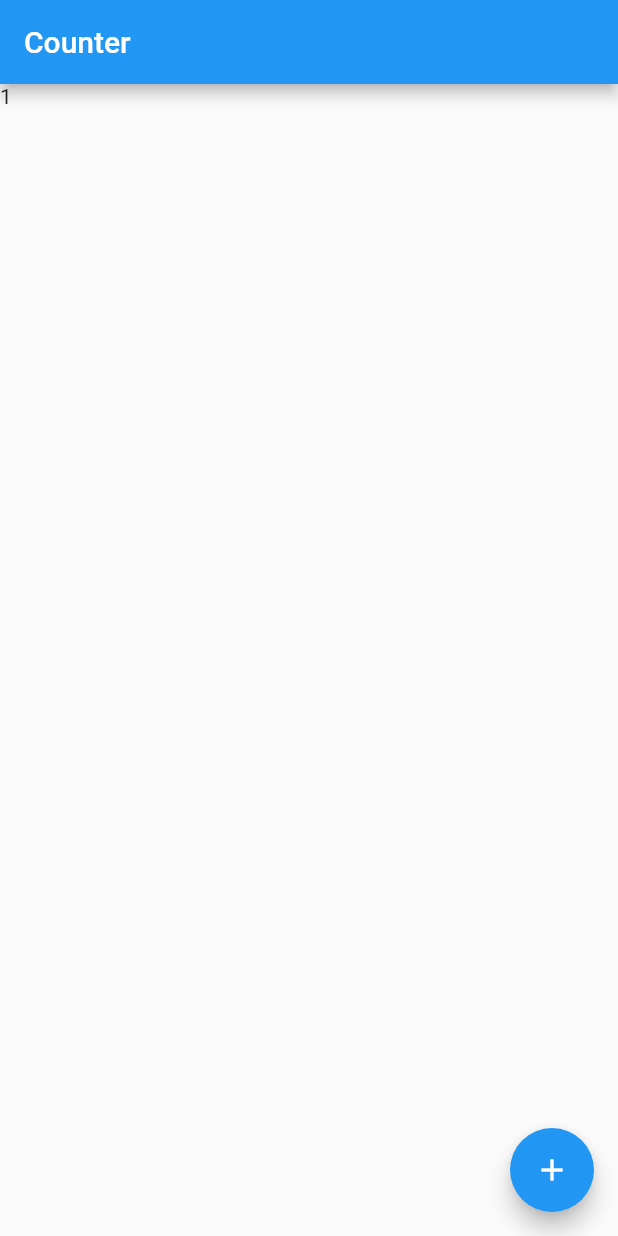
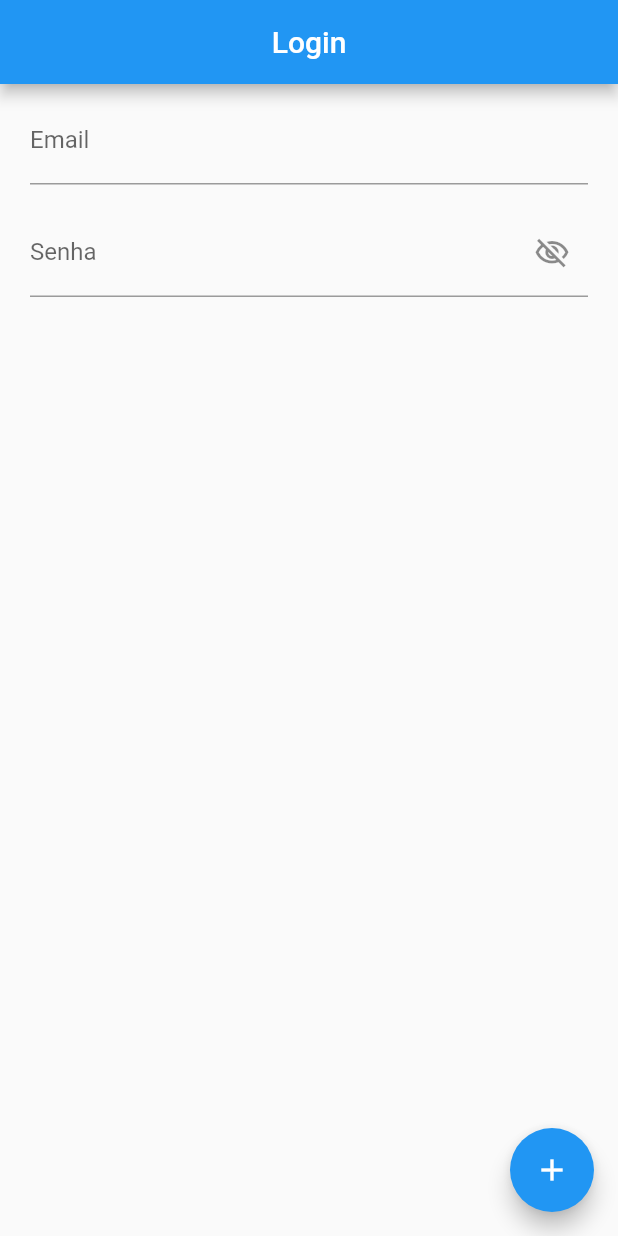
Before and after one commit to Luizdre/flutterSolidTraining, a Flutter app: the screen it shows after launch, after a tap on the "add" icon, on a phone screen of 412 x 824 dp. Run offline on Flutter 3.47's test engine with Material 2 defaults, Android fonts, the phone set to English and light mode, and no system bars; our stand-ins replace flutter_mobx, flutter_modular, mobx; generated files the repository leaves out were written again.

Commit message:
Alteraçoes realizadas

```diff
--- a/lib/app/domain/usecases/login_usecase.dart
+++ b/lib/app/domain/usecases/login_usecase.dart
@@ -27,8 +27,8 @@ class LoginUsecase implements ILoginUsecase {
 }
 
 class CredentialsParams {
-  final String email;
-  final String password;
+  String email;
+  String password;
 
   CredentialsParams({required this.email, required this.password});
 }
--- a/lib/app/modules/auth/auth_module.dart
+++ b/lib/app/modules/auth/auth_module.dart
@@ -6,7 +6,7 @@ import 'auth_page.dart';
 class AuthModule extends Module {
   @override
   final List<Bind> binds = [
-    Bind.lazySingleton((i) => AuthStore()),
+    Bind.lazySingleton((i) => AuthStore(i.get())),
   ];
 
   @override
--- a/lib/app/modules/auth/auth_page.dart
+++ b/lib/app/modules/auth/auth_page.dart
@@ -1,6 +1,7 @@
 import 'package:flutter/material.dart';
 import 'package:flutter_mobx/flutter_mobx.dart';
 import 'package:flutter_modular/flutter_modular.dart';
+import 'package:solid/app/domain/usecases/login_usecase.dart';
 import 'package:solid/app/modules/auth/auth_store.dart';
 
 class AuthPage extends StatefulWidget {
@@ -16,15 +17,38 @@ class _AuthPageState extends ModularState<AuthPage, AuthStore> {
   Widget build(BuildContext context) {
     return Scaffold(
       appBar: AppBar(
-        title: const Text('Counter'),
+        title: const Text('Login'),
+        centerTitle: true,
       ),
-      body: Observer(
-        builder: (context) => Text('${store.counter}'),
+      body: SingleChildScrollView(
+        child: Column(children: [
+          Padding(
+            padding: const EdgeInsets.fromLTRB(20, 8, 20, 8),
+            child: TextField(
+              decoration: const InputDecoration(
+                  hintText: 'exemplo@exemplo.com.br', labelText: 'Email'),
+              onChanged: (value) => store.params.email = value,
+            ),
+          ),
+          Padding(
+            padding: const EdgeInsets.fromLTRB(20, 8, 20, 8),
+            child: Observer(
+                builder: (_) => TextField(
+                      decoration: InputDecoration(
+                          labelText: 'Senha',
+                          suffixIcon: IconButton(
+                              onPressed: store.turnObscure,
+                              icon: Icon(store.obscured
+                                  ? Icons.remove_red_eye_outlined
+                                  : Icons.visibility_off_outlined))),
+                      obscureText: store.obscured,
+                      onChanged: (value) => store.params.password = value,
+                    )),
+          )
+        ]),
       ),
       floatingActionButton: FloatingActionButton(
-        onPressed: () {
-          store.increment();
-        },
+        onPressed: store.doLogin,
         child: const Icon(Icons.add),
       ),
     );
--- a/lib/app/modules/auth/auth_store.dart
+++ b/lib/app/modules/auth/auth_store.dart
@@ -1,14 +1,29 @@
 import 'package:mobx/mobx.dart';
+import 'package:solid/app/domain/entities/logged_user.dart';
+import 'package:solid/app/domain/usecases/login_usecase.dart';
 
 part 'auth_store.g.dart';
 
 class AuthStore = AuthStoreBase with _$AuthStore;
 
 abstract class AuthStoreBase with Store {
+  final LoginUsecase _loginUsecase;
+
+  AuthStoreBase(this._loginUsecase);
+
   @observable
-  int counter = 0;
+  CredentialsParams params = CredentialsParams(email: '', password: '');
 
-  Future<void> increment() async {
-    counter = counter + 1;
+  @observable
+  bool obscured = false;
+
+  Future<LoggedUser> doLogin() async {
+    LoggedUser logged = await _loginUsecase.execute(params);
+    return logged;
+  }
+
+  @action
+  turnObscure() {
+    obscured = !obscured;
   }
 }
```
Also changed, not shown: lib/app/app_module.dart (+10 -1 lines), lib/app/modules/auth/auth_store.g.dart.
